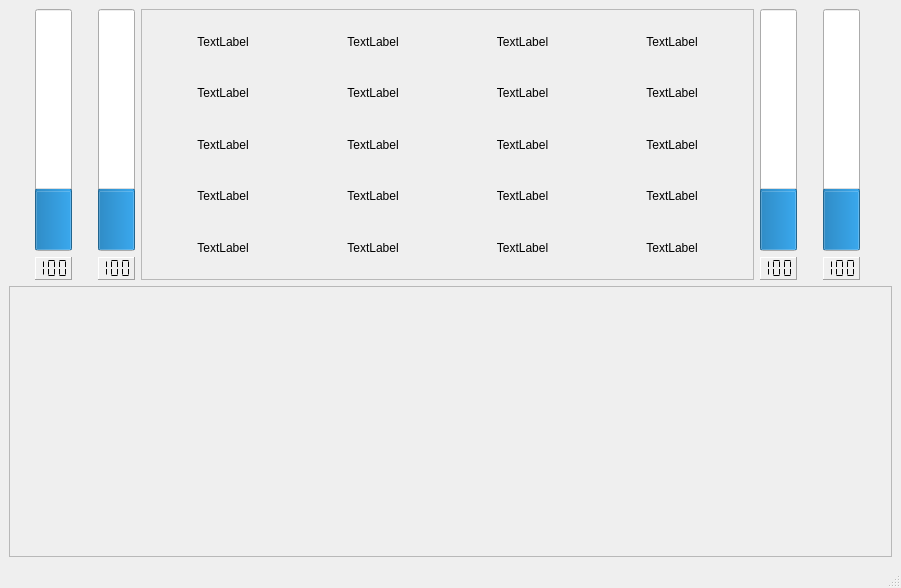
First picture: the form in emu_gui.ui, repository allankevinrichie/Draconic-Reactor-Emulator-and-Controllor, before the edit.
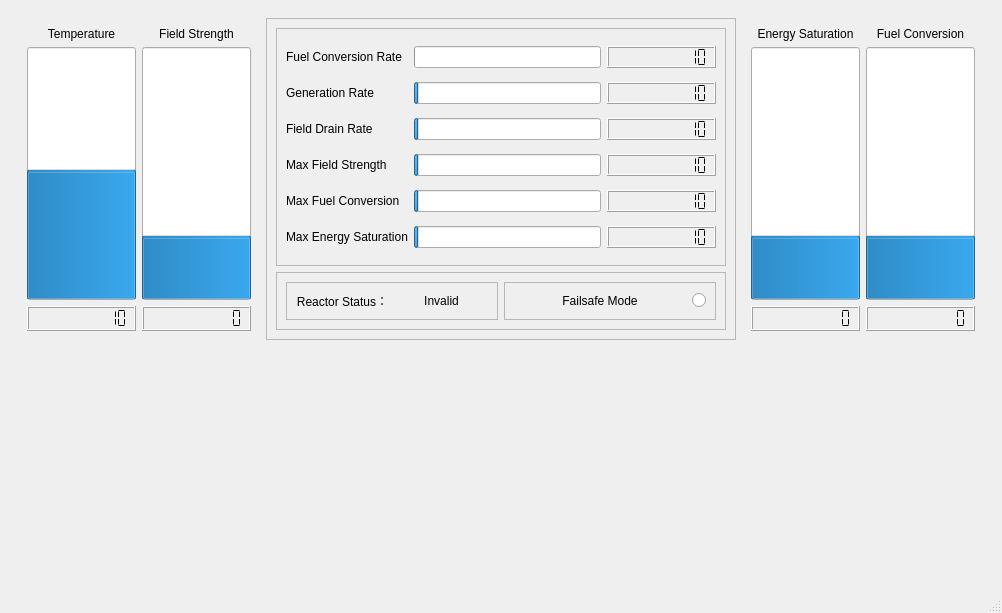
Second picture: the form after the edit.

```diff
--- a/emu_gui.ui
+++ b/emu_gui.ui
@@ -6,8 +6,8 @@
    <rect>
     <x>0</x>
     <y>0</y>
-    <width>901</width>
-    <height>588</height>
+    <width>1002</width>
+    <height>613</height>
    </rect>
   </property>
   <property name="sizePolicy">
@@ -20,15 +20,31 @@
    <string>MainWindow</string>
   </property>
   <widget class="QWidget" name="centralwidget">
-   <layout class="QGridLayout" name="gridLayout_2">
-    <item row="0" column="1">
+   <layout class="QVBoxLayout" name="verticalLayout">
+    <item>
+     <widget class="QWidget" name="reactor_status" native="true">
+      <property name="sizePolicy">
+       <sizepolicy hsizetype="Preferred" vsizetype="Preferred">
+        <horstretch>0</horstretch>
+        <verstretch>15</verstretch>
+       </sizepolicy>
+      </property>
+      <layout class="QHBoxLayout" name="horizontalLayout">
+       <item>
+        <widget class="QWidget" name="tfbar" native="true">
+         <property name="sizePolicy">
+          <sizepolicy hsizetype="Preferred" vsizetype="Preferred">
+           <horstretch>1</horstretch>
+           <verstretch>0</verstretch>
+          </sizepolicy>
+         </property>
      <layout class="QGridLayout" name="gridLayout">
-      <item row="0" column="2">
+          <item row="1" column="1">
        <widget class="QProgressBar" name="progressBar_2">
         <property name="sizePolicy">
          <sizepolicy hsizetype="Preferred" vsizetype="Expanding">
-          <horstretch>0</horstretch>
-          <verstretch>0</verstretch>
+              <horstretch>2</horstretch>
+              <verstretch>10</verstretch>
          </sizepolicy>
         </property>
         <property name="value">
@@ -37,173 +53,142 @@
         <property name="orientation">
          <enum>Qt::Vertical</enum>
         </property>
-        <property name="invertedAppearance">
-         <bool>false</bool>
-        </property>
-       </widget>
-      </item>
-      <item row="1" column="5">
-       <widget class="QLCDNumber" name="lcdNumber_3">
-        <property name="frameShape">
-         <enum>QFrame::Panel</enum>
-        </property>
-        <property name="smallDecimalPoint">
-         <bool>true</bool>
-        </property>
-        <property name="digitCount">
-         <number>3</number>
-        </property>
-        <property name="segmentStyle">
-         <enum>QLCDNumber::Flat</enum>
-        </property>
-        <property name="value" stdset="0">
-         <double>100.000000000000000</double>
-        </property>
-       </widget>
-      </item>
-      <item row="0" column="0">
-       <widget class="QProgressBar" name="progressBar">
-        <property name="sizePolicy">
-         <sizepolicy hsizetype="Preferred" vsizetype="Expanding">
-          <horstretch>0</horstretch>
-          <verstretch>0</verstretch>
-         </sizepolicy>
-        </property>
-        <property name="value">
-         <number>24</number>
-        </property>
-        <property name="orientation">
-         <enum>Qt::Vertical</enum>
-        </property>
-       </widget>
-      </item>
-      <item row="0" column="5">
-       <widget class="QProgressBar" name="progressBar_4">
-        <property name="sizePolicy">
-         <sizepolicy hsizetype="Preferred" vsizetype="Expanding">
-          <horstretch>0</horstretch>
-          <verstretch>0</verstretch>
-         </sizepolicy>
-        </property>
-        <property name="value">
-         <number>24</number>
-        </property>
-        <property name="orientation">
-         <enum>Qt::Vertical</enum>
-        </property>
-       </widget>
-      </item>
-      <item row="1" column="2">
-       <widget class="QLCDNumber" name="lcdNumber_2">
-        <property name="frameShape">
-         <enum>QFrame::Panel</enum>
-        </property>
-        <property name="smallDecimalPoint">
-         <bool>true</bool>
-        </property>
-        <property name="digitCount">
-         <number>3</number>
-        </property>
-        <property name="segmentStyle">
-         <enum>QLCDNumber::Flat</enum>
-        </property>
-        <property name="value" stdset="0">
-         <double>100.000000000000000</double>
-        </property>
-       </widget>
-      </item>
-      <item row="0" column="1" rowspan="2">
-       <spacer name="horizontalSpacer_3">
-        <property name="orientation">
-         <enum>Qt::Horizontal</enum>
-        </property>
-        <property name="sizeType">
-         <enum>QSizePolicy::Fixed</enum>
-        </property>
-        <property name="sizeHint" stdset="0">
-         <size>
-          <width>20</width>
-          <height>20</height>
-         </size>
-        </property>
-       </spacer>
-      </item>
-      <item row="1" column="0">
+           </widget>
+          </item>
+          <item row="2" column="0">
        <widget class="QLCDNumber" name="lcdNumber">
+            <property name="sizePolicy">
+             <sizepolicy hsizetype="Minimum" vsizetype="Preferred">
+              <horstretch>2</horstretch>
+              <verstretch>1</verstretch>
+             </sizepolicy>
+            </property>
+            <property name="font">
+             <font>
+              <weight>50</weight>
+              <bold>false</bold>
+             </font>
+            </property>
         <property name="frameShape">
-         <enum>QFrame::Panel</enum>
-        </property>
+             <enum>QFrame::Box</enum>
+            </property>
+            <property name="frameShadow">
+             <enum>QFrame::Raised</enum>
+            </property>
         <property name="smallDecimalPoint">
-         <bool>true</bool>
+             <bool>false</bool>
         </property>
         <property name="digitCount">
-         <number>3</number>
+             <number>10</number>
         </property>
         <property name="segmentStyle">
          <enum>QLCDNumber::Flat</enum>
         </property>
         <property name="value" stdset="0">
-         <double>100.000000000000000</double>
-        </property>
-       </widget>
-      </item>
-      <item row="1" column="8">
-       <widget class="QLCDNumber" name="lcdNumber_4">
+             <double>10.100000000000000</double>
+            </property>
+            <property name="intValue" stdset="0">
+             <number>10</number>
+            </property>
+           </widget>
+          </item>
+          <item row="2" column="1">
+           <widget class="QLCDNumber" name="lcdNumber_2">
+            <property name="sizePolicy">
+             <sizepolicy hsizetype="Minimum" vsizetype="Preferred">
+              <horstretch>2</horstretch>
+              <verstretch>1</verstretch>
+             </sizepolicy>
+            </property>
+            <property name="font">
+             <font>
+              <weight>50</weight>
+              <bold>false</bold>
+             </font>
+            </property>
         <property name="frameShape">
-         <enum>QFrame::Panel</enum>
-        </property>
-        <property name="smallDecimalPoint">
-         <bool>true</bool>
+             <enum>QFrame::Box</enum>
+            </property>
+            <property name="frameShadow">
+             <enum>QFrame::Raised</enum>
         </property>
         <property name="digitCount">
-         <number>3</number>
+             <number>10</number>
         </property>
         <property name="segmentStyle">
          <enum>QLCDNumber::Flat</enum>
         </property>
-        <property name="value" stdset="0">
-         <double>100.000000000000000</double>
-        </property>
-       </widget>
-      </item>
-      <item row="0" column="8">
-       <widget class="QProgressBar" name="progressBar_3">
+           </widget>
+          </item>
+          <item row="1" column="0">
+           <widget class="QProgressBar" name="progressBar">
         <property name="sizePolicy">
          <sizepolicy hsizetype="Preferred" vsizetype="Expanding">
-          <horstretch>0</horstretch>
-          <verstretch>0</verstretch>
+              <horstretch>2</horstretch>
+              <verstretch>10</verstretch>
          </sizepolicy>
         </property>
         <property name="value">
-         <number>24</number>
+             <number>50</number>
+            </property>
+            <property name="textVisible">
+             <bool>true</bool>
         </property>
         <property name="orientation">
          <enum>Qt::Vertical</enum>
         </property>
-       </widget>
-      </item>
-      <item row="0" column="6" rowspan="2">
-       <spacer name="horizontalSpacer_4">
-        <property name="orientation">
-         <enum>Qt::Horizontal</enum>
-        </property>
-        <property name="sizeType">
-         <enum>QSizePolicy::Fixed</enum>
-        </property>
-        <property name="sizeHint" stdset="0">
-         <size>
-          <width>20</width>
-          <height>20</height>
-         </size>
-        </property>
-       </spacer>
-      </item>
-      <item row="0" column="4" rowspan="2">
+            <property name="invertedAppearance">
+             <bool>false</bool>
+            </property>
+            <property name="textDirection">
+             <enum>QProgressBar::TopToBottom</enum>
+            </property>
+           </widget>
+          </item>
+          <item row="0" column="0">
+           <widget class="QLabel" name="label_21">
+            <property name="text">
+             <string>Temperature</string>
+            </property>
+            <property name="alignment">
+             <set>Qt::AlignCenter</set>
+            </property>
+           </widget>
+          </item>
+          <item row="0" column="1">
+           <widget class="QLabel" name="label_22">
+            <property name="text">
+             <string>Field Strength</string>
+            </property>
+            <property name="alignment">
+             <set>Qt::AlignCenter</set>
+            </property>
+           </widget>
+          </item>
+         </layout>
+        </widget>
+       </item>
+       <item>
+        <widget class="QFrame" name="detail_status">
+         <property name="sizePolicy">
+          <sizepolicy hsizetype="Preferred" vsizetype="Preferred">
+           <horstretch>5</horstretch>
+           <verstretch>0</verstretch>
+          </sizepolicy>
+         </property>
+         <property name="frameShape">
+          <enum>QFrame::StyledPanel</enum>
+         </property>
+         <property name="frameShadow">
+          <enum>QFrame::Raised</enum>
+         </property>
+         <layout class="QVBoxLayout" name="verticalLayout_2">
+          <item>
        <widget class="QFrame" name="frame">
         <property name="sizePolicy">
-         <sizepolicy hsizetype="Expanding" vsizetype="Preferred">
+             <sizepolicy hsizetype="Preferred" vsizetype="Preferred">
           <horstretch>0</horstretch>
-          <verstretch>0</verstretch>
+              <verstretch>6</verstretch>
          </sizepolicy>
         </property>
         <property name="frameShape">
@@ -215,328 +200,647 @@
         <layout class="QGridLayout" name="gridLayout_5">
          <item row="0" column="0">
           <widget class="QLabel" name="label">
-           <property name="layoutDirection">
-            <enum>Qt::LeftToRight</enum>
-           </property>
            <property name="text">
-            <string>TextLabel</string>
-           </property>
-           <property name="alignment">
-            <set>Qt::AlignCenter</set>
-           </property>
-          </widget>
-         </item>
-         <item row="2" column="0">
-          <widget class="QLabel" name="label_5">
-           <property name="layoutDirection">
-            <enum>Qt::LeftToRight</enum>
-           </property>
-           <property name="text">
-            <string>TextLabel</string>
-           </property>
-           <property name="alignment">
-            <set>Qt::AlignCenter</set>
-           </property>
-          </widget>
-         </item>
-         <item row="3" column="2">
-          <widget class="QLabel" name="label_10">
-           <property name="layoutDirection">
-            <enum>Qt::LeftToRight</enum>
-           </property>
-           <property name="text">
-            <string>TextLabel</string>
-           </property>
-           <property name="alignment">
-            <set>Qt::AlignCenter</set>
-           </property>
-          </widget>
-         </item>
-         <item row="4" column="2">
-          <widget class="QLabel" name="label_9">
-           <property name="layoutDirection">
-            <enum>Qt::LeftToRight</enum>
-           </property>
-           <property name="text">
-            <string>TextLabel</string>
-           </property>
-           <property name="alignment">
-            <set>Qt::AlignCenter</set>
+                <string>Fuel Conversion Rate</string>
+               </property>
+              </widget>
+             </item>
+             <item row="0" column="1">
+              <widget class="QProgressBar" name="progressBar_5">
+               <property name="sizePolicy">
+                <sizepolicy hsizetype="Expanding" vsizetype="Fixed">
+                 <horstretch>5</horstretch>
+                 <verstretch>0</verstretch>
+                </sizepolicy>
+               </property>
+               <property name="maximum">
+                <number>10000000</number>
+               </property>
+               <property name="value">
+                <number>24</number>
+               </property>
+               <property name="textVisible">
+                <bool>false</bool>
+               </property>
+               <property name="format">
+                <string>%v</string>
+               </property>
+              </widget>
+             </item>
+             <item row="0" column="2">
+              <widget class="QLCDNumber" name="lcdNumber_5">
+               <property name="sizePolicy">
+                <sizepolicy hsizetype="Minimum" vsizetype="Preferred">
+                 <horstretch>2</horstretch>
+                 <verstretch>1</verstretch>
+                </sizepolicy>
+               </property>
+               <property name="font">
+                <font>
+                 <weight>50</weight>
+                 <bold>false</bold>
+                </font>
+               </property>
+               <property name="frameShape">
+                <enum>QFrame::Box</enum>
+               </property>
+               <property name="frameShadow">
+                <enum>QFrame::Raised</enum>
+               </property>
+               <property name="smallDecimalPoint">
+                <bool>false</bool>
+               </property>
+               <property name="digitCount">
+                <number>10</number>
+               </property>
+               <property name="mode">
+                <enum>QLCDNumber::Dec</enum>
+               </property>
+               <property name="segmentStyle">
+                <enum>QLCDNumber::Flat</enum>
+               </property>
+               <property name="value" stdset="0">
+                <double>10.000000000000000</double>
+               </property>
+               <property name="intValue" stdset="0">
+                <number>10</number>
            </property>
           </widget>
          </item>
          <item row="1" column="0">
+              <widget class="QLabel" name="label_2">
+               <property name="text">
+                <string>Generation Rate</string>
+               </property>
+              </widget>
+             </item>
+             <item row="1" column="1">
+              <widget class="QProgressBar" name="progressBar_6">
+               <property name="sizePolicy">
+                <sizepolicy hsizetype="Expanding" vsizetype="Fixed">
+                 <horstretch>5</horstretch>
+                 <verstretch>0</verstretch>
+                </sizepolicy>
+               </property>
+               <property name="maximum">
+                <number>1000</number>
+               </property>
+               <property name="value">
+                <number>24</number>
+               </property>
+               <property name="textVisible">
+                <bool>false</bool>
+               </property>
+               <property name="format">
+                <string>%v</string>
+               </property>
+              </widget>
+             </item>
+             <item row="1" column="2">
+              <widget class="QLCDNumber" name="lcdNumber_7">
+               <property name="sizePolicy">
+                <sizepolicy hsizetype="Minimum" vsizetype="Preferred">
+                 <horstretch>2</horstretch>
+                 <verstretch>1</verstretch>
+                </sizepolicy>
+               </property>
+               <property name="font">
+                <font>
+                 <weight>50</weight>
+                 <bold>false</bold>
+                </font>
+               </property>
+               <property name="frameShape">
+                <enum>QFrame::Box</enum>
+               </property>
+               <property name="frameShadow">
+                <enum>QFrame::Raised</enum>
+               </property>
+               <property name="smallDecimalPoint">
+                <bool>false</bool>
+               </property>
+               <property name="digitCount">
+                <number>10</number>
+               </property>
+               <property name="mode">
+                <enum>QLCDNumber::Dec</enum>
+               </property>
+               <property name="segmentStyle">
+                <enum>QLCDNumber::Flat</enum>
+               </property>
+               <property name="value" stdset="0">
+                <double>10.000000000000000</double>
+               </property>
+               <property name="intValue" stdset="0">
+                <number>10</number>
+               </property>
+              </widget>
+             </item>
+             <item row="2" column="0">
           <widget class="QLabel" name="label_3">
-           <property name="layoutDirection">
-            <enum>Qt::LeftToRight</enum>
-           </property>
            <property name="text">
-            <string>TextLabel</string>
-           </property>
-           <property name="alignment">
-            <set>Qt::AlignCenter</set>
+                <string>Field Drain Rate</string>
            </property>
           </widget>
          </item>
-         <item row="4" column="0">
-          <widget class="QLabel" name="label_8">
-           <property name="layoutDirection">
-            <enum>Qt::LeftToRight</enum>
-           </property>
-           <property name="text">
-            <string>TextLabel</string>
-           </property>
-           <property name="alignment">
-            <set>Qt::AlignCenter</set>
+             <item row="2" column="1">
+              <widget class="QProgressBar" name="progressBar_7">
+               <property name="sizePolicy">
+                <sizepolicy hsizetype="Expanding" vsizetype="Fixed">
+                 <horstretch>5</horstretch>
+                 <verstretch>0</verstretch>
+                </sizepolicy>
+               </property>
+               <property name="maximum">
+                <number>1000</number>
+               </property>
+               <property name="value">
+                <number>24</number>
+               </property>
+               <property name="textVisible">
+                <bool>false</bool>
+               </property>
+               <property name="format">
+                <string>%v</string>
            </property>
           </widget>
          </item>
          <item row="2" column="2">
-          <widget class="QLabel" name="label_6">
-           <property name="layoutDirection">
-            <enum>Qt::LeftToRight</enum>
-           </property>
-           <property name="text">
-            <string>TextLabel</string>
-           </property>
-           <property name="alignment">
-            <set>Qt::AlignCenter</set>
+              <widget class="QLCDNumber" name="lcdNumber_8">
+               <property name="sizePolicy">
+                <sizepolicy hsizetype="Minimum" vsizetype="Preferred">
+                 <horstretch>2</horstretch>
+                 <verstretch>1</verstretch>
+                </sizepolicy>
+               </property>
+               <property name="font">
+                <font>
+                 <weight>50</weight>
+                 <bold>false</bold>
+                </font>
+               </property>
+               <property name="frameShape">
+                <enum>QFrame::Box</enum>
+               </property>
+               <property name="frameShadow">
+                <enum>QFrame::Raised</enum>
+               </property>
+               <property name="smallDecimalPoint">
+                <bool>false</bool>
+               </property>
+               <property name="digitCount">
+                <number>10</number>
+               </property>
+               <property name="mode">
+                <enum>QLCDNumber::Dec</enum>
+               </property>
+               <property name="segmentStyle">
+                <enum>QLCDNumber::Flat</enum>
+               </property>
+               <property name="value" stdset="0">
+                <double>10.000000000000000</double>
+               </property>
+               <property name="intValue" stdset="0">
+                <number>10</number>
            </property>
           </widget>
          </item>
          <item row="3" column="0">
-          <widget class="QLabel" name="label_7">
-           <property name="layoutDirection">
-            <enum>Qt::LeftToRight</enum>
-           </property>
-           <property name="text">
-            <string>TextLabel</string>
-           </property>
-           <property name="alignment">
-            <set>Qt::AlignCenter</set>
-           </property>
-          </widget>
-         </item>
-         <item row="0" column="2">
           <widget class="QLabel" name="label_4">
-           <property name="layoutDirection">
-            <enum>Qt::LeftToRight</enum>
-           </property>
            <property name="text">
-            <string>TextLabel</string>
-           </property>
-           <property name="alignment">
-            <set>Qt::AlignCenter</set>
-           </property>
-          </widget>
-         </item>
-         <item row="1" column="2">
-          <widget class="QLabel" name="label_2">
-           <property name="layoutDirection">
-            <enum>Qt::LeftToRight</enum>
-           </property>
-           <property name="text">
-            <string>TextLabel</string>
-           </property>
-           <property name="alignment">
-            <set>Qt::AlignCenter</set>
-           </property>
-          </widget>
-         </item>
-         <item row="0" column="1">
-          <widget class="QLabel" name="label_11">
-           <property name="layoutDirection">
-            <enum>Qt::LeftToRight</enum>
-           </property>
-           <property name="text">
-            <string>TextLabel</string>
-           </property>
-           <property name="alignment">
-            <set>Qt::AlignCenter</set>
-           </property>
-          </widget>
-         </item>
-         <item row="0" column="4">
-          <widget class="QLabel" name="label_12">
-           <property name="layoutDirection">
-            <enum>Qt::LeftToRight</enum>
-           </property>
-           <property name="text">
-            <string>TextLabel</string>
-           </property>
-           <property name="alignment">
-            <set>Qt::AlignCenter</set>
-           </property>
-          </widget>
-         </item>
-         <item row="1" column="1">
-          <widget class="QLabel" name="label_13">
-           <property name="layoutDirection">
-            <enum>Qt::LeftToRight</enum>
-           </property>
-           <property name="text">
-            <string>TextLabel</string>
-           </property>
-           <property name="alignment">
-            <set>Qt::AlignCenter</set>
-           </property>
-          </widget>
-         </item>
-         <item row="1" column="4">
-          <widget class="QLabel" name="label_14">
-           <property name="layoutDirection">
-            <enum>Qt::LeftToRight</enum>
-           </property>
-           <property name="text">
-            <string>TextLabel</string>
-           </property>
-           <property name="alignment">
-            <set>Qt::AlignCenter</set>
-           </property>
-          </widget>
-         </item>
-         <item row="2" column="1">
-          <widget class="QLabel" name="label_15">
-           <property name="layoutDirection">
-            <enum>Qt::LeftToRight</enum>
-           </property>
-           <property name="text">
-            <string>TextLabel</string>
-           </property>
-           <property name="alignment">
-            <set>Qt::AlignCenter</set>
+                <string>Max Field Strength</string>
            </property>
           </widget>
          </item>
          <item row="3" column="1">
-          <widget class="QLabel" name="label_16">
-           <property name="layoutDirection">
-            <enum>Qt::LeftToRight</enum>
-           </property>
+              <widget class="QProgressBar" name="progressBar_8">
+               <property name="sizePolicy">
+                <sizepolicy hsizetype="Expanding" vsizetype="Fixed">
+                 <horstretch>5</horstretch>
+                 <verstretch>0</verstretch>
+                </sizepolicy>
+               </property>
+               <property name="maximum">
+                <number>1000</number>
+               </property>
+               <property name="value">
+                <number>24</number>
+               </property>
+               <property name="textVisible">
+                <bool>false</bool>
+               </property>
+               <property name="format">
+                <string>%v</string>
+               </property>
+              </widget>
+             </item>
+             <item row="3" column="2">
+              <widget class="QLCDNumber" name="lcdNumber_9">
+               <property name="sizePolicy">
+                <sizepolicy hsizetype="Minimum" vsizetype="Preferred">
+                 <horstretch>2</horstretch>
+                 <verstretch>1</verstretch>
+                </sizepolicy>
+               </property>
+               <property name="font">
+                <font>
+                 <weight>50</weight>
+                 <bold>false</bold>
+                </font>
+               </property>
+               <property name="frameShape">
+                <enum>QFrame::Box</enum>
+               </property>
+               <property name="frameShadow">
+                <enum>QFrame::Raised</enum>
+               </property>
+               <property name="smallDecimalPoint">
+                <bool>false</bool>
+               </property>
+               <property name="digitCount">
+                <number>10</number>
+               </property>
+               <property name="mode">
+                <enum>QLCDNumber::Dec</enum>
+               </property>
+               <property name="segmentStyle">
+                <enum>QLCDNumber::Flat</enum>
+               </property>
+               <property name="value" stdset="0">
+                <double>10.000000000000000</double>
+               </property>
+               <property name="intValue" stdset="0">
+                <number>10</number>
+               </property>
+              </widget>
+             </item>
+             <item row="4" column="0">
+              <widget class="QLabel" name="label_5">
            <property name="text">
-            <string>TextLabel</string>
-           </property>
-           <property name="alignment">
-            <set>Qt::AlignCenter</set>
+                <string>Max Fuel Conversion</string>
            </property>
           </widget>
          </item>
          <item row="4" column="1">
-          <widget class="QLabel" name="label_17">
-           <property name="layoutDirection">
-            <enum>Qt::LeftToRight</enum>
-           </property>
+              <widget class="QProgressBar" name="progressBar_9">
+               <property name="sizePolicy">
+                <sizepolicy hsizetype="Expanding" vsizetype="Fixed">
+                 <horstretch>5</horstretch>
+                 <verstretch>0</verstretch>
+                </sizepolicy>
+               </property>
+               <property name="maximum">
+                <number>1000</number>
+               </property>
+               <property name="value">
+                <number>24</number>
+               </property>
+               <property name="textVisible">
+                <bool>false</bool>
+               </property>
+               <property name="format">
+                <string>%v</string>
+               </property>
+              </widget>
+             </item>
+             <item row="4" column="2">
+              <widget class="QLCDNumber" name="lcdNumber_10">
+               <property name="sizePolicy">
+                <sizepolicy hsizetype="Minimum" vsizetype="Preferred">
+                 <horstretch>2</horstretch>
+                 <verstretch>1</verstretch>
+                </sizepolicy>
+               </property>
+               <property name="font">
+                <font>
+                 <weight>50</weight>
+                 <bold>false</bold>
+                </font>
+               </property>
+               <property name="frameShape">
+                <enum>QFrame::Box</enum>
+               </property>
+               <property name="frameShadow">
+                <enum>QFrame::Raised</enum>
+               </property>
+               <property name="smallDecimalPoint">
+                <bool>false</bool>
+               </property>
+               <property name="digitCount">
+                <number>10</number>
+               </property>
+               <property name="mode">
+                <enum>QLCDNumber::Dec</enum>
+               </property>
+               <property name="segmentStyle">
+                <enum>QLCDNumber::Flat</enum>
+               </property>
+               <property name="value" stdset="0">
+                <double>10.000000000000000</double>
+               </property>
+               <property name="intValue" stdset="0">
+                <number>10</number>
+               </property>
+              </widget>
+             </item>
+             <item row="5" column="0">
+              <widget class="QLabel" name="label_11">
            <property name="text">
-            <string>TextLabel</string>
-           </property>
-           <property name="alignment">
-            <set>Qt::AlignCenter</set>
-           </property>
-          </widget>
-         </item>
-         <item row="4" column="4">
+                <string>Max Energy Saturation</string>
+               </property>
+              </widget>
+             </item>
+             <item row="5" column="1">
+              <widget class="QProgressBar" name="progressBar_15">
+               <property name="sizePolicy">
+                <sizepolicy hsizetype="Expanding" vsizetype="Fixed">
+                 <horstretch>5</horstretch>
+                 <verstretch>0</verstretch>
+                </sizepolicy>
+               </property>
+               <property name="maximum">
+                <number>1000</number>
+               </property>
+               <property name="value">
+                <number>24</number>
+               </property>
+               <property name="textVisible">
+                <bool>false</bool>
+               </property>
+               <property name="format">
+                <string>%v</string>
+               </property>
+              </widget>
+             </item>
+             <item row="5" column="2">
+              <widget class="QLCDNumber" name="lcdNumber_11">
+               <property name="sizePolicy">
+                <sizepolicy hsizetype="Minimum" vsizetype="Preferred">
+                 <horstretch>2</horstretch>
+                 <verstretch>1</verstretch>
+                </sizepolicy>
+               </property>
+               <property name="font">
+                <font>
+                 <weight>50</weight>
+                 <bold>false</bold>
+                </font>
+               </property>
+               <property name="frameShape">
+                <enum>QFrame::Box</enum>
+               </property>
+               <property name="frameShadow">
+                <enum>QFrame::Raised</enum>
+               </property>
+               <property name="smallDecimalPoint">
+                <bool>false</bool>
+               </property>
+               <property name="digitCount">
+                <number>10</number>
+               </property>
+               <property name="mode">
+                <enum>QLCDNumber::Dec</enum>
+               </property>
+               <property name="segmentStyle">
+                <enum>QLCDNumber::Flat</enum>
+               </property>
+               <property name="value" stdset="0">
+                <double>10.000000000000000</double>
+               </property>
+               <property name="intValue" stdset="0">
+                <number>10</number>
+               </property>
+              </widget>
+             </item>
+            </layout>
+           </widget>
+          </item>
+          <item>
+           <widget class="QFrame" name="frame_2">
+            <property name="sizePolicy">
+             <sizepolicy hsizetype="Preferred" vsizetype="Preferred">
+              <horstretch>0</horstretch>
+              <verstretch>1</verstretch>
+             </sizepolicy>
+            </property>
+            <property name="frameShape">
+             <enum>QFrame::StyledPanel</enum>
+            </property>
+            <property name="frameShadow">
+             <enum>QFrame::Raised</enum>
+            </property>
+            <layout class="QHBoxLayout" name="horizontalLayout_2">
+             <item>
+              <widget class="QFrame" name="frame_3">
+               <property name="frameShape">
+                <enum>QFrame::StyledPanel</enum>
+               </property>
+               <property name="frameShadow">
+                <enum>QFrame::Raised</enum>
+               </property>
+               <layout class="QHBoxLayout" name="horizontalLayout_3">
+                <item>
           <widget class="QLabel" name="label_18">
-           <property name="layoutDirection">
-            <enum>Qt::LeftToRight</enum>
-           </property>
            <property name="text">
-            <string>TextLabel</string>
+                   <string>Reactor Status：</string>
            </property>
            <property name="alignment">
             <set>Qt::AlignCenter</set>
            </property>
           </widget>
          </item>
-         <item row="3" column="4">
+                <item>
           <widget class="QLabel" name="label_19">
-           <property name="layoutDirection">
-            <enum>Qt::LeftToRight</enum>
-           </property>
            <property name="text">
-            <string>TextLabel</string>
+                   <string>Invalid</string>
            </property>
            <property name="alignment">
             <set>Qt::AlignCenter</set>
            </property>
           </widget>
          </item>
-         <item row="2" column="4">
+               </layout>
+              </widget>
+             </item>
+             <item>
+              <widget class="QFrame" name="frame_4">
+               <property name="frameShape">
+                <enum>QFrame::StyledPanel</enum>
+               </property>
+               <property name="frameShadow">
+                <enum>QFrame::Raised</enum>
+               </property>
+               <layout class="QHBoxLayout" name="horizontalLayout_4">
+                <item>
           <widget class="QLabel" name="label_20">
-           <property name="layoutDirection">
-            <enum>Qt::LeftToRight</enum>
-           </property>
            <property name="text">
-            <string>TextLabel</string>
+                   <string>Failsafe Mode</string>
            </property>
            <property name="alignment">
             <set>Qt::AlignCenter</set>
            </property>
           </widget>
          </item>
-        </layout>
-       </widget>
-      </item>
-     </layout>
-    </item>
-    <item row="1" column="0" colspan="4">
-     <widget class="QFrame" name="frame_2">
+                <item>
+                 <widget class="QRadioButton" name="radioButton">
       <property name="sizePolicy">
-       <sizepolicy hsizetype="Ignored" vsizetype="Expanding">
+                   <sizepolicy hsizetype="Fixed" vsizetype="Fixed">
         <horstretch>0</horstretch>
         <verstretch>0</verstretch>
        </sizepolicy>
       </property>
-      <property name="minimumSize">
-       <size>
-        <width>0</width>
-        <height>0</height>
-       </size>
-      </property>
-      <property name="baseSize">
-       <size>
-        <width>0</width>
-        <height>0</height>
-       </size>
-      </property>
+                  <property name="text">
+                   <string/>
+                  </property>
+                  <property name="checkable">
+                   <bool>true</bool>
+                  </property>
+                  <property name="checked">
+                   <bool>false</bool>
+                  </property>
+                 </widget>
+                </item>
+               </layout>
+              </widget>
+             </item>
+            </layout>
+           </widget>
+          </item>
+         </layout>
+        </widget>
+       </item>
+       <item>
+        <widget class="QWidget" name="sfbar" native="true">
+         <property name="sizePolicy">
+          <sizepolicy hsizetype="Preferred" vsizetype="Preferred">
+           <horstretch>1</horstretch>
+           <verstretch>0</verstretch>
+          </sizepolicy>
+         </property>
+         <layout class="QGridLayout" name="gridLayout_2">
+          <item row="1" column="1">
+           <widget class="QProgressBar" name="progressBar_3">
+            <property name="sizePolicy">
+             <sizepolicy hsizetype="Preferred" vsizetype="Expanding">
+              <horstretch>2</horstretch>
+              <verstretch>10</verstretch>
+             </sizepolicy>
+            </property>
+            <property name="value">
+             <number>24</number>
+            </property>
+            <property name="orientation">
+             <enum>Qt::Vertical</enum>
+            </property>
+           </widget>
+          </item>
+          <item row="1" column="0">
+           <widget class="QProgressBar" name="progressBar_4">
+            <property name="sizePolicy">
+             <sizepolicy hsizetype="Preferred" vsizetype="Expanding">
+              <horstretch>2</horstretch>
+              <verstretch>10</verstretch>
+             </sizepolicy>
+            </property>
+            <property name="value">
+             <number>24</number>
+            </property>
+            <property name="orientation">
+             <enum>Qt::Vertical</enum>
+            </property>
+           </widget>
+          </item>
+          <item row="2" column="1">
+           <widget class="QLCDNumber" name="lcdNumber_4">
+            <property name="sizePolicy">
+             <sizepolicy hsizetype="Minimum" vsizetype="Preferred">
+              <horstretch>2</horstretch>
+              <verstretch>1</verstretch>
+             </sizepolicy>
+            </property>
+            <property name="font">
+             <font>
+              <weight>50</weight>
+              <bold>false</bold>
+             </font>
+            </property>
       <property name="frameShape">
-       <enum>QFrame::StyledPanel</enum>
+             <enum>QFrame::Box</enum>
       </property>
       <property name="frameShadow">
        <enum>QFrame::Raised</enum>
+            </property>
+            <property name="digitCount">
+             <number>10</number>
+            </property>
+            <property name="segmentStyle">
+             <enum>QLCDNumber::Flat</enum>
+            </property>
+           </widget>
+          </item>
+          <item row="2" column="0">
+           <widget class="QLCDNumber" name="lcdNumber_3">
+            <property name="sizePolicy">
+             <sizepolicy hsizetype="Minimum" vsizetype="Preferred">
+              <horstretch>2</horstretch>
+              <verstretch>1</verstretch>
+             </sizepolicy>
+            </property>
+            <property name="font">
+             <font>
+              <weight>50</weight>
+              <bold>false</bold>
+             </font>
+            </property>
+            <property name="frameShape">
+             <enum>QFrame::Box</enum>
+            </property>
+            <property name="frameShadow">
+             <enum>QFrame::Raised</enum>
+            </property>
+            <property name="digitCount">
+             <number>10</number>
+            </property>
+            <property name="segmentStyle">
+             <enum>QLCDNumber::Flat</enum>
       </property>
      </widget>
     </item>
     <item row="0" column="0">
-     <spacer name="horizontalSpacer">
-      <property name="orientation">
-       <enum>Qt::Horizontal</enum>
-      </property>
-      <property name="sizeType">
-       <enum>QSizePolicy::Fixed</enum>
-      </property>
-      <property name="sizeHint" stdset="0">
-       <size>
-        <width>20</width>
-        <height>20</height>
-       </size>
-      </property>
-     </spacer>
-    </item>
-    <item row="0" column="2">
-     <spacer name="horizontalSpacer_2">
-      <property name="orientation">
-       <enum>Qt::Horizontal</enum>
-      </property>
-      <property name="sizeType">
-       <enum>QSizePolicy::Fixed</enum>
-      </property>
-      <property name="sizeHint" stdset="0">
-       <size>
-        <width>20</width>
-        <height>20</height>
-       </size>
+           <widget class="QLabel" name="label_23">
+            <property name="text">
+             <string>Energy Saturation</string>
+            </property>
+            <property name="alignment">
+             <set>Qt::AlignCenter</set>
+            </property>
+           </widget>
+          </item>
+          <item row="0" column="1">
+           <widget class="QLabel" name="label_24">
+            <property name="text">
+             <string>Fuel Conversion</string>
+            </property>
+            <property name="alignment">
+             <set>Qt::AlignCenter</set>
+            </property>
+           </widget>
+          </item>
+         </layout>
+        </widget>
+       </item>
+      </layout>
+     </widget>
+    </item>
+    <item>
+     <widget class="QWidget" name="reactor_control" native="true">
+      <property name="sizePolicy">
+       <sizepolicy hsizetype="Preferred" vsizetype="Preferred">
+        <horstretch>0</horstretch>
+        <verstretch>10</verstretch>
+       </sizepolicy>
       </property>
-     </spacer>
+     </widget>
     </item>
    </layout>
   </widget>
```
Left out of the diff: 4 changed lines with no effect on the pictures. Lines whose indentation alone changed are shown as unchanged.
